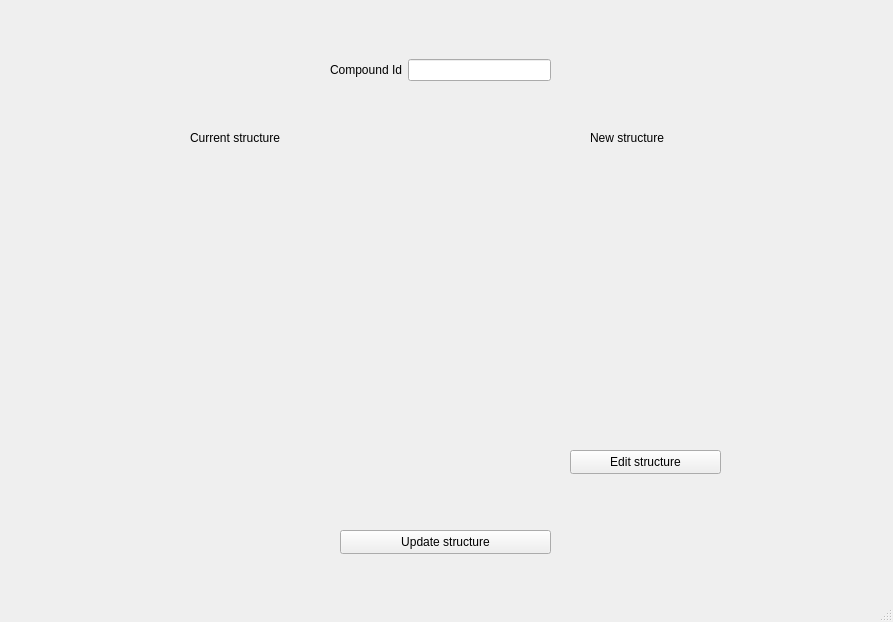
Before: the Qt Designer form tools/structureAdmin/assets/structure.ui in dahlbma/scarab_tornado, drawn with Qt 5.
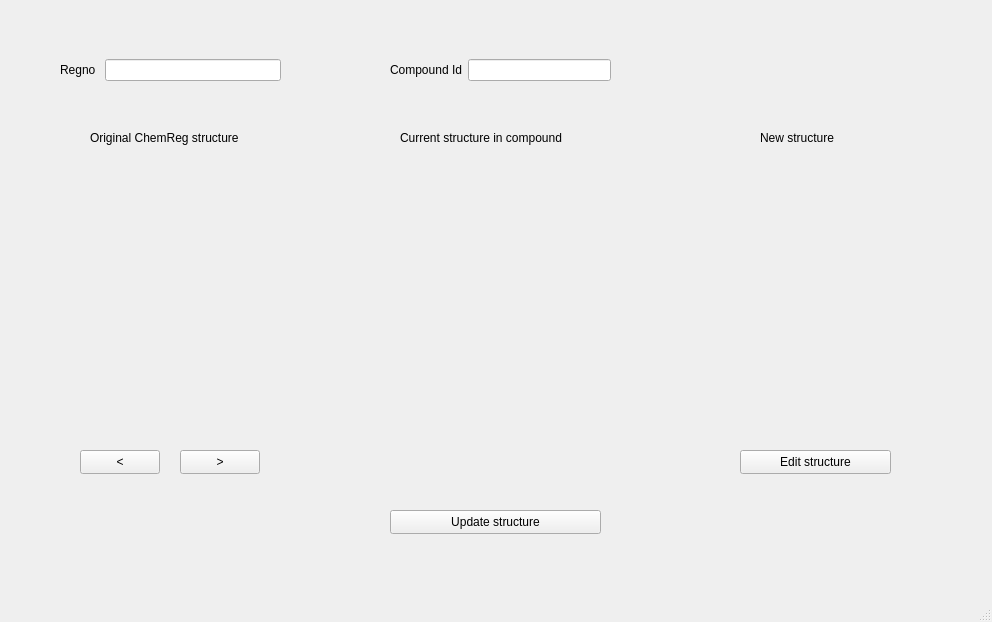
After: the same form once the commit is applied.

Commit message: Structure manipulations in admin tool

Patch:
```diff
--- a/tools/structureAdmin/assets/structure.ui
+++ b/tools/structureAdmin/assets/structure.ui
@@ -6,7 +6,7 @@
    <rect>
     <x>0</x>
     <y>0</y>
-    <width>893</width>
+    <width>992</width>
     <height>622</height>
    </rect>
   </property>
@@ -17,7 +17,7 @@
    <widget class="QLabel" name="new_structure_lab">
     <property name="geometry">
      <rect>
-      <x>500</x>
+      <x>670</x>
       <y>160</y>
       <width>280</width>
       <height>280</height>
@@ -86,7 +86,7 @@
    <widget class="QLabel" name="label_3">
     <property name="geometry">
      <rect>
-      <x>590</x>
+      <x>760</x>
       <y>130</y>
       <width>131</width>
       <height>16</height>
@@ -99,8 +99,8 @@
    <widget class="QPushButton" name="updateStructure_btn">
     <property name="geometry">
      <rect>
-      <x>340</x>
-      <y>530</y>
+      <x>390</x>
+      <y>510</y>
       <width>211</width>
       <height>24</height>
      </rect>
@@ -112,7 +112,7 @@
    <widget class="QWidget" name="horizontalLayoutWidget">
     <property name="geometry">
      <rect>
-      <x>330</x>
+      <x>390</x>
       <y>30</y>
       <width>221</width>
       <height>80</height>
@@ -134,7 +134,7 @@
    <widget class="QLabel" name="current_structure_lab">
     <property name="geometry">
      <rect>
-      <x>110</x>
+      <x>350</x>
       <y>160</y>
       <width>280</width>
       <height>280</height>
@@ -203,20 +203,20 @@
    <widget class="QLabel" name="label_4">
     <property name="geometry">
      <rect>
-      <x>190</x>
+      <x>400</x>
       <y>130</y>
-      <width>131</width>
+      <width>191</width>
       <height>16</height>
      </rect>
     </property>
     <property name="text">
-     <string>Current structure</string>
+     <string>Current structure in compound</string>
     </property>
    </widget>
    <widget class="QPushButton" name="editStructure_btn">
     <property name="geometry">
      <rect>
-      <x>570</x>
+      <x>740</x>
       <y>450</y>
       <width>151</width>
       <height>24</height>
@@ -226,6 +226,136 @@
      <string>Edit structure</string>
     </property>
    </widget>
+   <widget class="QLabel" name="original_structure_lab">
+    <property name="geometry">
+     <rect>
+      <x>30</x>
+      <y>160</y>
+      <width>280</width>
+      <height>280</height>
+     </rect>
+    </property>
+    <property name="sizePolicy">
+     <sizepolicy hsizetype="Ignored" vsizetype="Ignored">
+      <horstretch>0</horstretch>
+      <verstretch>0</verstretch>
+     </sizepolicy>
+    </property>
+    <property name="minimumSize">
+     <size>
+      <width>280</width>
+      <height>280</height>
+     </size>
+    </property>
+    <property name="maximumSize">
+     <size>
+      <width>280</width>
+      <height>280</height>
+     </size>
+    </property>
+    <property name="sizeIncrement">
+     <size>
+      <width>0</width>
+      <height>0</height>
+     </size>
+    </property>
+    <property name="baseSize">
+     <size>
+      <width>0</width>
+      <height>0</height>
+     </size>
+    </property>
+    <property name="cursor">
+     <cursorShape>PointingHandCursor</cursorShape>
+    </property>
+    <property name="mouseTracking">
+     <bool>true</bool>
+    </property>
+    <property name="focusPolicy">
+     <enum>Qt::ClickFocus</enum>
+    </property>
+    <property name="styleSheet">
+     <string notr="true">[ok='false']{
+	background-color: rgb(211, 215, 207); 
+	border: 3px solid rgb(32, 74, 135);
+}
+[ok='true']{
+	background-color: rgb(211, 215, 207);
+	border: 1px solid black;
+}
+</string>
+    </property>
+    <property name="frameShape">
+     <enum>QFrame::NoFrame</enum>
+    </property>
+    <property name="text">
+     <string/>
+    </property>
+    <property name="ok" stdset="0">
+     <bool>false</bool>
+    </property>
+   </widget>
+   <widget class="QLabel" name="label_5">
+    <property name="geometry">
+     <rect>
+      <x>90</x>
+      <y>130</y>
+      <width>191</width>
+      <height>16</height>
+     </rect>
+    </property>
+    <property name="text">
+     <string>Original ChemReg structure</string>
+    </property>
+   </widget>
+   <widget class="QWidget" name="horizontalLayoutWidget_2">
+    <property name="geometry">
+     <rect>
+      <x>60</x>
+      <y>30</y>
+      <width>221</width>
+      <height>80</height>
+     </rect>
+    </property>
+    <layout class="QHBoxLayout" name="horizontalLayout_2">
+     <item>
+      <widget class="QLabel" name="label_2">
+       <property name="text">
+        <string>Regno </string>
+       </property>
+      </widget>
+     </item>
+     <item>
+      <widget class="QLineEdit" name="regno_eb"/>
+     </item>
+    </layout>
+   </widget>
+   <widget class="QPushButton" name="regnoBackward_btn">
+    <property name="geometry">
+     <rect>
+      <x>80</x>
+      <y>450</y>
+      <width>80</width>
+      <height>24</height>
+     </rect>
+    </property>
+    <property name="text">
+     <string>&lt;</string>
+    </property>
+   </widget>
+   <widget class="QPushButton" name="regnoForward_btn">
+    <property name="geometry">
+     <rect>
+      <x>180</x>
+      <y>450</y>
+      <width>80</width>
+      <height>24</height>
+     </rect>
+    </property>
+    <property name="text">
+     <string> &gt; </string>
+    </property>
+   </widget>
   </widget>
   <widget class="QMenuBar" name="menubar">
    <property name="geometry">
```
Left out of the diff: 2 changed lines with no effect on the pictures. The commit also changes 3 other files.
